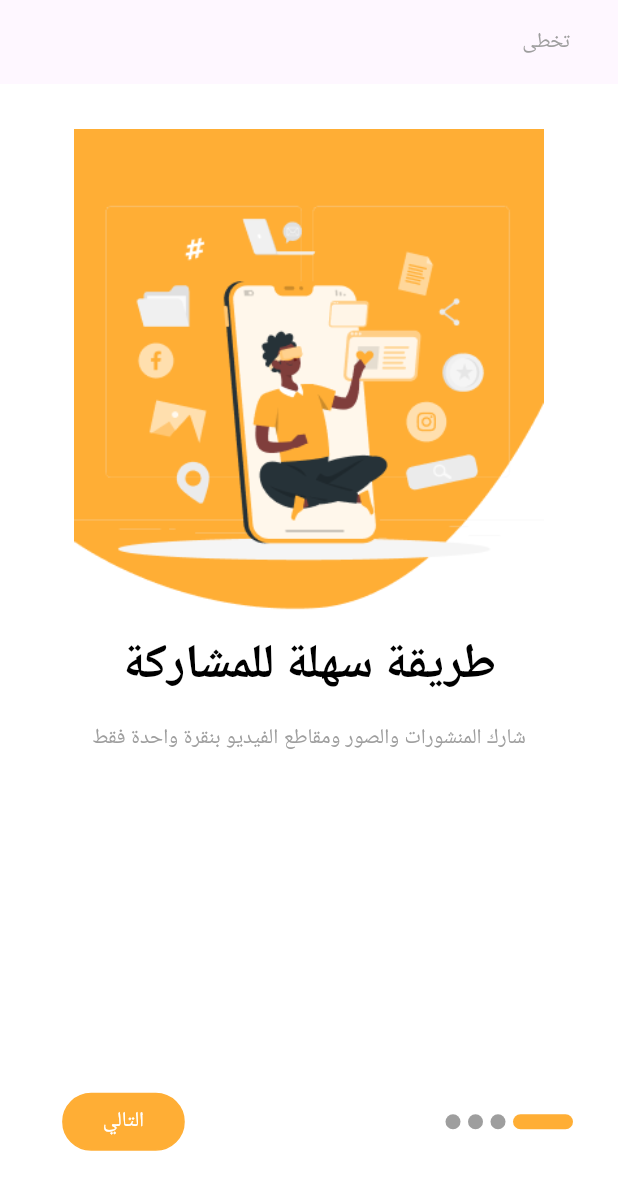
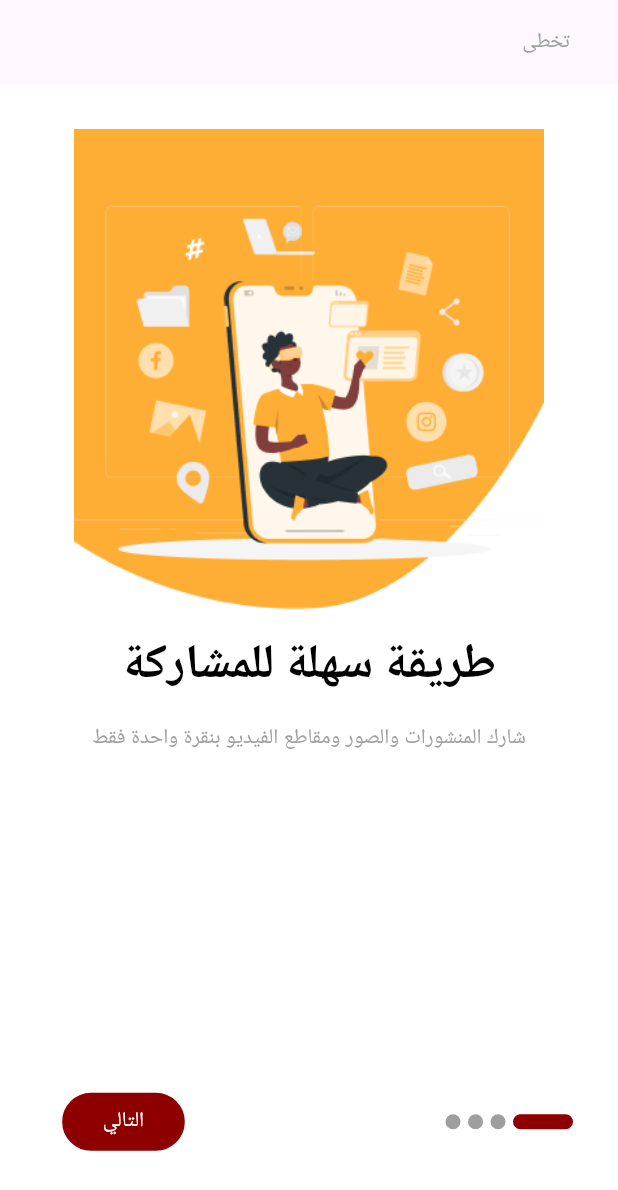
Before and after one commit to pavlysamir/post_bet_app, a Flutter app: the screen it shows after launch, on a phone screen of 412 x 824 dp. Shown: the top 1190 px of the screen. Run offline on Flutter 3.47's test engine with Material 3 defaults, Android fonts, the phone set to English and light mode, and no system bars; drawn by our look-alikes of smooth_page_indicator; our stand-ins replace bloc, dartz, dio, flutter_bloc, flutter_screenutil, get_it and 8 more; missing offline and left inert: flutter_windowmanager; accounts and stored records are empty; key blocks and very long unbroken strings in the code were emptied for the run.

Commit message:
Update Android build.gradle and constants.dart, and pubspec.lock and pubspec.yaml dependencies
- Updated compileSdkVersion and targetSdkVersion in Android build.gradle
- Updated kPrimaryKey color in constants.dart
- Updated intl dependency version in pubspec.yaml
- Added multidex dependency in Android build.gradle
- Updated leak_tracker_flutter_testing and leak_tracker_testing dependencies in pubspec.lock

The commit message could be:

Update Android build.gradle and constants.dart, and pubspec.lock and pubspec.yaml dependencies

```diff
--- a/lib/constants.dart
+++ b/lib/constants.dart
@@ -4,7 +4,7 @@ import 'package:flutter/material.dart';
 
 const kProfileImage =
     'https://firebasestorage.googleapis.com/v0/b/yappy-app-ef720.appspot.com/o/posts%2FprofileImg.png?alt=media&token=1ad84aae-172b-4b68-b199-d59ab8e7107d';
-const kPrimaryKey = Color(0xffFFAE35);
+const kPrimaryKey = Color(0xff8E0000);
 const kSecondaryKey = Color(0xffD35656);
 const kBlackColor = Colors.black;
 Color kPoppingsRedColor = const Color(0xffFF0000).withOpacity(0.2);
--- a/pubspec.yaml
+++ b/pubspec.yaml
@@ -50,7 +50,7 @@ dependencies:
   webview_flutter: ^4.7.0
   url_launcher: ^6.2.6
   http: ^1.2.1
-  intl: ^0.18.1
+  intl: ^0.19.0
   flutter_image_compress: ^2.3.0
 
 
```
Also changed, not shown: pubspec.lock, 1 other file.
